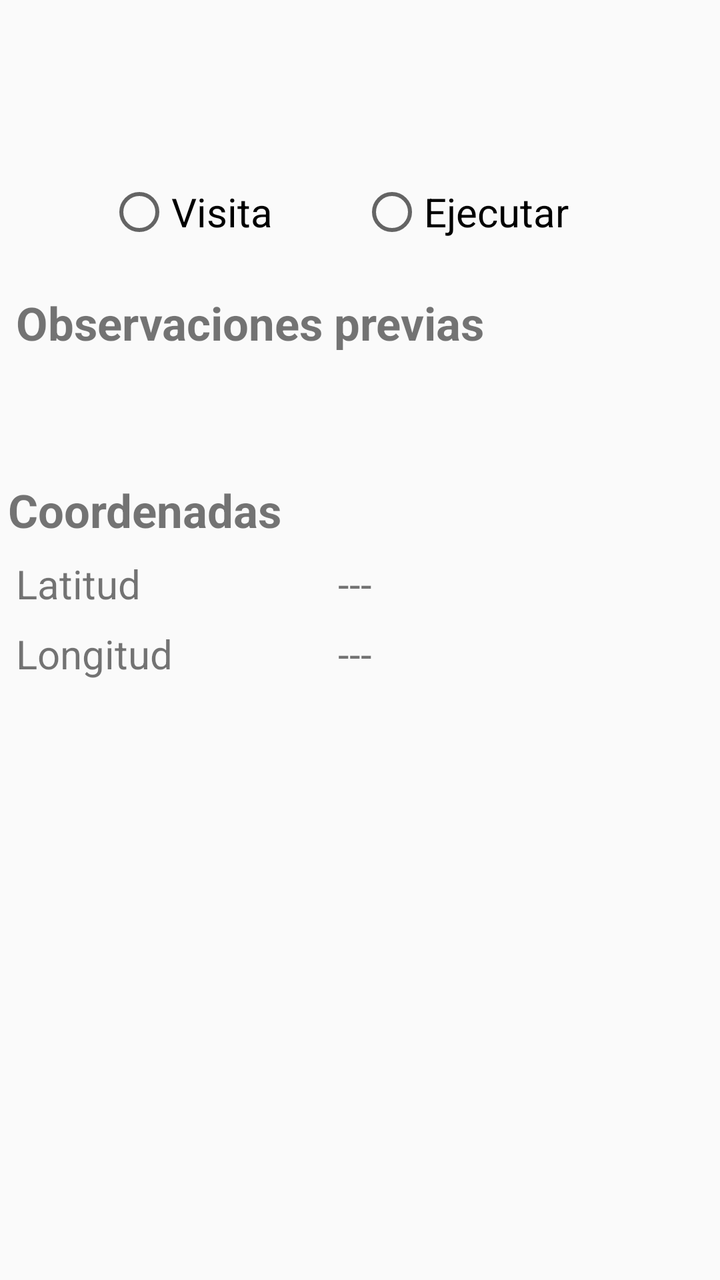
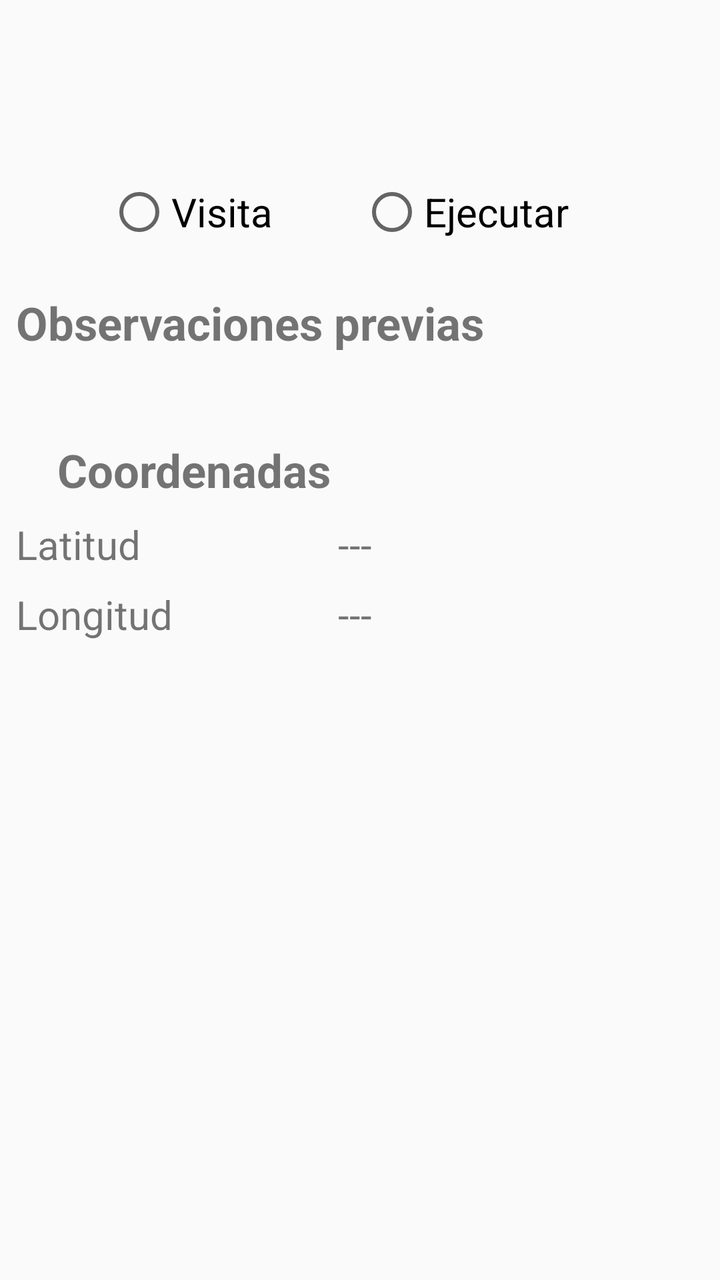

Two renders of the same Android screen: before a commit and after it. Below are the layout's source before the change and the commit's diff.
<!-- AndroidManifest.xml: application theme AppTheme -->
<!-- res/layout/activity_hora_ordenes.xml -->
<?xml version="1.0" encoding="utf-8"?>
<RelativeLayout xmlns:android="http://schemas.android.com/apk/res/android"
    xmlns:app="http://schemas.android.com/apk/res-auto"
    xmlns:tools="http://schemas.android.com/tools"
    android:layout_width="match_parent"
    android:layout_height="wrap_content">

    
    <ScrollView
        android:layout_width="match_parent"
        android:layout_height="wrap_content"
        android:layout_marginTop="90dp">

        <android.support.constraint.ConstraintLayout
            android:layout_width="match_parent"
            android:layout_height="wrap_content"
            android:paddingBottom="8dp"
            app:layout_constraintBottom_toBottomOf="parent"
            app:layout_constraintEnd_toEndOf="parent"
            app:layout_constraintStart_toStartOf="parent"
            app:layout_constraintTop_toTopOf="parent">

            <RadioGroup
                android:id="@+id/radioGroup"
                android:layout_width="253dp"
                android:layout_height="wrap_content"
                android:layout_marginStart="8dp"
                android:layout_marginEnd="8dp"
                android:orientation="horizontal"
                app:layout_constraintEnd_toEndOf="parent"
                app:layout_constraintStart_toStartOf="parent"
                app:layout_constraintTop_toTopOf="parent">

                <RadioButton
                    android:id="@+id/rb_Visita"
                    android:layout_width="100dp"
                    android:layout_height="wrap_content"
                    android:layout_weight="1"
                    android:onClick="onRadioButtonClicked"
                    android:text="@string/visita"
                    android:textSize="20dp" />

                <RadioButton
                    android:id="@+id/rb_Ejecutada"
                    android:layout_width="100dp"
                    android:layout_height="wrap_content"
                    android:layout_weight="1"
                    android:onClick="onRadioButtonClicked"
                    android:text="@string/ejecutar"
                    android:textSize="20dp" />
            </RadioGroup>

            


            

            <android.support.constraint.ConstraintLayout
                android:id="@+id/todo"
                android:layout_width="0dp"
                android:layout_height="wrap_content"
                android:layout_marginTop="8dp"
                app:layout_constraintEnd_toEndOf="parent"
                app:layout_constraintStart_toStartOf="parent"
                app:layout_constraintTop_toBottomOf="@+id/radioGroup">

                <TextView
                    android:id="@+id/textView19"
                    android:layout_width="0dp"
                    android:layout_height="wrap_content"
                    android:layout_marginStart="8dp"
                    android:layout_marginTop="16dp"
                    android:layout_marginEnd="8dp"
                    android:text="@string/observacionesPrevias"
                    android:textSize="@dimen/xl"
                    android:textStyle="bold"
                    app:layout_constraintEnd_toEndOf="parent"
                    app:layout_constraintHorizontal_bias="0.0"
                    app:layout_constraintStart_toStartOf="parent"
                    app:layout_constraintTop_toTopOf="parent" />


                <TextView
                    android:id="@+id/tv_Observaciones"
                    android:layout_width="match_parent"
                    android:layout_height="wrap_content"
                    android:layout_marginStart="8dp"
                    android:layout_marginTop="8dp"
                    android:layout_marginEnd="16dp"
                    android:textSize="@dimen/grande"
                    app:layout_constraintEnd_toEndOf="parent"
                    app:layout_constraintStart_toStartOf="parent"
                    app:layout_constraintTop_toBottomOf="@+id/textView19" />

                <android.support.constraint.ConstraintLayout
                    android:id="@+id/contraintObservacionesTecnico"
                    android:layout_width="0dp"
                    android:layout_height="wrap_content"
                    android:layout_marginTop="8dp"
                    android:layout_marginBottom="8dp"
                    android:visibility="gone"
                    app:layout_constraintBottom_toTopOf="@+id/textView21"
                    app:layout_constraintEnd_toEndOf="parent"
                    app:layout_constraintStart_toStartOf="parent"
                    app:layout_constraintTop_toBottomOf="@+id/tv_Observaciones"
                    app:layout_constraintVertical_bias="0.12">

                    <TextView
                        android:id="@+id/textob"
                        android:layout_width="0dp"
                        android:layout_height="wrap_content"
                        android:layout_marginStart="8dp"
                        android:layout_marginTop="4dp"
                        android:layout_marginEnd="8dp"
                        android:text="@string/observacionesTecnico"
                        android:textSize="@dimen/xl"
                        android:textStyle="bold"
                        app:layout_constraintEnd_toEndOf="parent"
                        app:layout_constraintStart_toStartOf="parent"
                        app:layout_constraintTop_toTopOf="parent" />

                    <EditText
                        android:id="@+id/observaciones_Tecnico"
                        android:layout_width="0dp"
                        android:layout_height="wrap_content"
                        android:layout_marginStart="2dp"
                        android:layout_marginTop="14dp"
                        android:layout_marginEnd="8dp"
                        android:background="@drawable/contorno"
                        android:inputType="text"
                        android:textSize="20dp"
                        app:layout_constraintEnd_toEndOf="parent"
                        app:layout_constraintStart_toStartOf="parent"
                        app:layout_constraintTop_toBottomOf="@+id/textob" />

                </android.support.constraint.ConstraintLayout>


                <TextView
                    android:id="@+id/textView21"
                    android:layout_width="0dp"
                    android:layout_height="wrap_content"
                    android:layout_marginStart="4dp"
                    android:layout_marginTop="28dp"
                    android:layout_marginEnd="8dp"
                    android:text="@string/coordenadas"
                    android:textSize="@dimen/xl"
                    android:textStyle="bold"
                    app:layout_constraintEnd_toEndOf="parent"
                    app:layout_constraintHorizontal_bias="1.0"
                    app:layout_constraintStart_toStartOf="parent"
                    app:layout_constraintTop_toBottomOf="@+id/contraintObservacionesTecnico" />

                <TextView
                    android:id="@+id/textView22"
                    android:layout_width="100dp"
                    android:layout_height="wrap_content"
                    android:layout_marginStart="8dp"
                    android:layout_marginTop="8dp"
                    android:text="@string/latitud"
                    android:textSize="@dimen/grande"
                    app:layout_constraintStart_toStartOf="parent"
                    app:layout_constraintTop_toBottomOf="@+id/textView21" />

                <TextView
                    android:id="@+id/textView23"
                    android:layout_width="100dp"
                    android:layout_height="wrap_content"
                    android:layout_marginStart="8dp"
                    android:layout_marginTop="8dp"
                    android:text="@string/longitud"
                    android:textSize="@dimen/grande"
                    app:layout_constraintStart_toStartOf="parent"
                    app:layout_constraintTop_toBottomOf="@+id/tv_Latitud" />

                <TextView
                    android:id="@+id/tv_Latitud"
                    android:layout_width="175dp"
                    android:layout_height="wrap_content"
                    android:layout_marginEnd="16dp"
                    android:text="---"
                    android:textSize="@dimen/grande"
                    app:layout_constraintBottom_toBottomOf="@+id/textView22"
                    app:layout_constraintEnd_toEndOf="parent"
                    app:layout_constraintTop_toTopOf="@+id/textView22" />

                <TextView
                    android:id="@+id/tv_Longitud"
                    android:layout_width="175dp"
                    android:layout_height="wrap_content"
                    android:layout_marginEnd="16dp"
                    android:text="---"
                    android:textSize="@dimen/grande"
                    app:layout_constraintBottom_toBottomOf="@+id/textView23"
                    app:layout_constraintEnd_toEndOf="parent"
                    app:layout_constraintTop_toTopOf="@+id/textView23" />

                <Button
                    android:id="@+id/ejecVisita"
                    android:layout_width="100dp"
                    android:layout_height="wrap_content"
                    android:layout_centerHorizontal="true"
                    android:layout_marginStart="8dp"
                    android:layout_marginTop="16dp"
                    android:layout_marginEnd="8dp"
                    android:background="@drawable/boton"
                    android:backgroundTint="@color/colorPrimary"
                    android:enabled="true"
                    android:text="@string/guardar"
                    android:textColor="#fff"
                    android:visibility="gone"
                    app:layout_constraintEnd_toEndOf="@+id/tv_Longitud"
                    app:layout_constraintHorizontal_bias="0.522"
                    app:layout_constraintStart_toStartOf="@+id/textView23"
                    app:layout_constraintTop_toBottomOf="@+id/textView23" />
            </android.support.constraint.ConstraintLayout>
        </android.support.constraint.ConstraintLayout>
    </ScrollView>
</RelativeLayout>
<!-- resources referenced by this layout -->
<resources>
  <color name="colorPrimary">#0277BD</color>
  <dimen name="grande">20dp</dimen>
  <dimen name="xl">23dp</dimen>
  <!-- drawable boton (drawable) -->
  <?xml version="1.0" encoding="utf-8"?>
  <shape xmlns:android="http://schemas.android.com/apk/res/android" android:shape="rectangle">
    <stroke  android:width="1dp"/>
    <corners android:radius="10dp"/>
  
  
  </shape>
  <!-- drawable contorno (drawable) -->
  <?xml version="1.0" encoding="utf-8"?>
  <selector xmlns:android="http://schemas.android.com/apk/res/android">
      <item><layer-list>
          <item>
              <shape>
                  <solid
                      android:color="#ffff">
                  </solid>
  
                  <corners android:radius="3dp" />
  
                  <padding
                      android:bottom="10dp"
                      android:left="10dp"
                      android:right="10dp"
                      android:top="10dp" />
                  <stroke
                      android:width="2dp"
                      android:color="#676667"/>
              </shape>
          </item>
  
      </layer-list></item>
  </selector>
  <string name="coordenadas">Coordenadas</string>
  <string name="ejecutar">Ejecutar</string>
  <string name="guardar">Guardar</string>
  <string name="latitud">Latitud</string>
  <string name="longitud">Longitud</string>
  <string name="observacionesPrevias">Observaciones previas</string>
  <string name="observacionesTecnico">Observaciones técnico</string>
  <string name="visita">Visita</string>
  <style name="AppTheme" parent="Theme.AppCompat.Light.DarkActionBar">
          
          <item name="colorPrimary">@color/colorPrimary</item>
          <item name="colorPrimaryDark">@color/colorPrimaryDark</item>
          <item name="colorAccent">@color/colorAccent</item>
          <item name="android:colorForeground">@android:color/background_dark</item>
      </style>
  <color name="colorPrimaryDark">#004C8C</color>
  <color name="colorAccent">#0000FF</color>
</resources>

<!-- the commit's change to res/layout/activity_hora_ordenes.xml (unified diff, before → after) -->
@@ -138,18 +138,17 @@
 
                 <TextView
                     android:id="@+id/textView21"
-                    android:layout_width="0dp"
-                    android:layout_height="wrap_content"
-                    android:layout_marginStart="4dp"
-                    android:layout_marginTop="28dp"
+                    android:layout_width="303dp"
+                    android:layout_height="31dp"
+                    android:layout_marginStart="8dp"
+                    android:layout_marginTop="8dp"
                     android:layout_marginEnd="8dp"
                     android:text="@string/coordenadas"
                     android:textSize="@dimen/xl"
                     android:textStyle="bold"
                     app:layout_constraintEnd_toEndOf="parent"
-                    app:layout_constraintHorizontal_bias="1.0"
-                    app:layout_constraintStart_toStartOf="parent"
-                    app:layout_constraintTop_toBottomOf="@+id/contraintObservacionesTecnico" />
+                    app:layout_constraintStart_toStartOf="parent"
+                    app:layout_constraintTop_toBottomOf="@+id/tv_Observaciones" />
 
                 <TextView
                     android:id="@+id/textView22"
